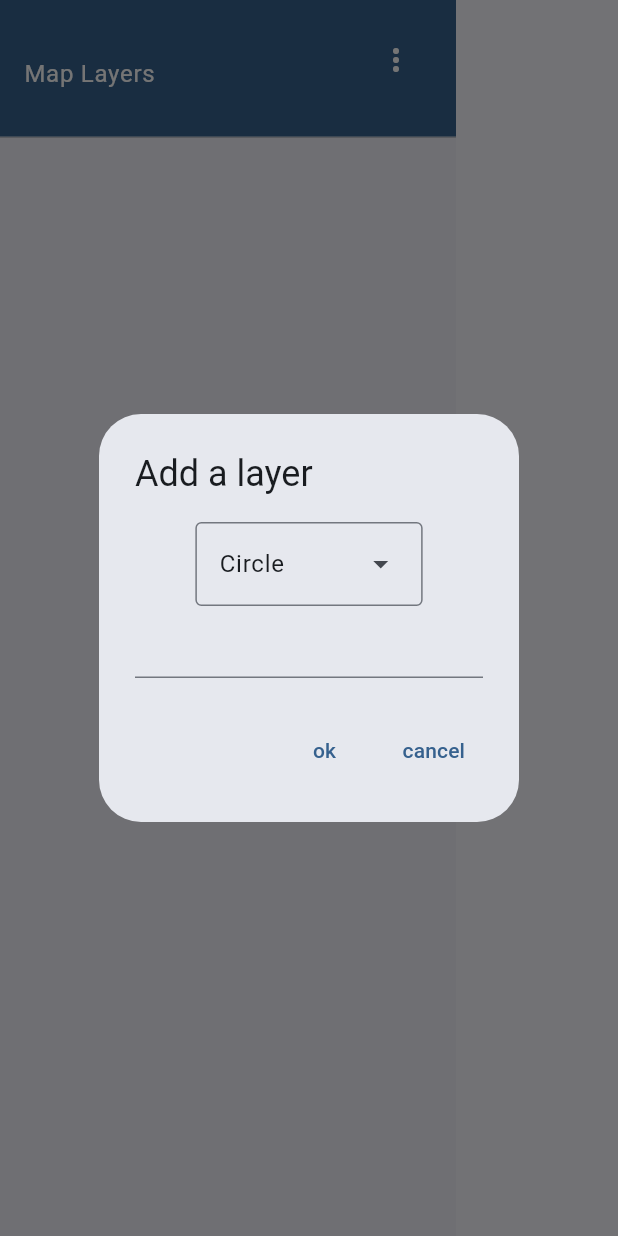
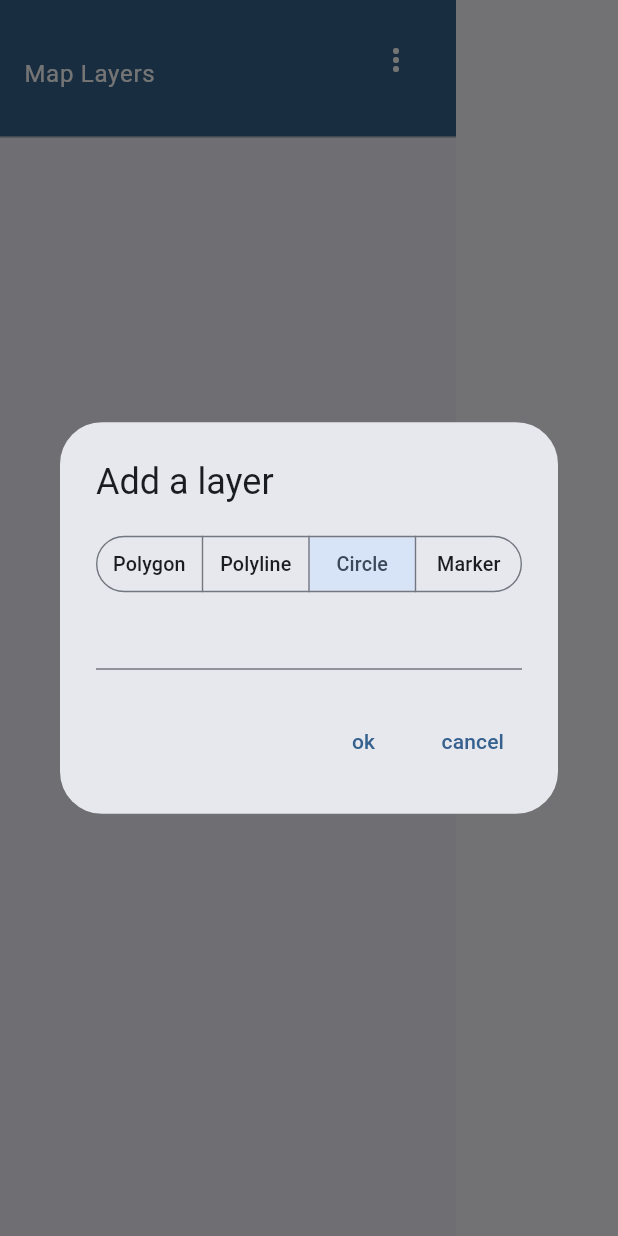
Before and after one commit to Mahdi-Gholami82/GeoInk, a Flutter app: the MapDrawer widget shown alone on an empty page, opened directly, after a tap on the "more vert" icon, after a tap on "New Layer", on a phone screen of 412 x 824 dp. Run offline on Flutter 3.47's test engine with Material 3 defaults, Android fonts, the phone set to English and light mode, and no system bars; our stand-ins replace file_picker, flutter_colorpicker, flutter_map, flutter_riverpod, flutter_speed_dial, latlong2 and 2 more; missing offline and left inert: flutter_map_math, geojson_vi, unique_list, window_manager; generated files the repository leaves out were written again; statements that could not run were skipped.

Commit message:
new layer modif

```diff
--- a/lib/features/home/widgets/drawer.dart
+++ b/lib/features/home/widgets/drawer.dart
@@ -5,6 +5,7 @@ import 'package:geoink/data/models/flutter_map_entry.dart';
 import 'package:geoink/data/providers/history.dart';
 import 'package:geoink/data/providers/map_tiles.dart';
 import 'package:geoink/features/home/widgets/flutter_map_dropdown_menu.dart';
+import 'package:geoink/features/home/widgets/new_layer_dialogue.dart';
 
 class MapDrawer extends ConsumerStatefulWidget {
   const MapDrawer({super.key});
@@ -104,89 +105,7 @@ class _MapDrawerState extends ConsumerState<MapDrawer> {
                             showDialog(
                               context: context,
                               builder: (context) {
-                                final formKey = GlobalKey<FormState>();
-                                var controller = TextEditingController();
-                                EntryType selectedType = EntryType.circle;
-
-                                void validateAndPop() {
-                                  final bool isValid =
-                                      formKey.currentState?.validate() ?? false;
-                                  if (isValid) {
-                                    setState(() {
-                                      ref
-                                          .read(tileEntriesProvider)
-                                          .addLayer(
-                                            MapLayer(
-                                              name: controller.text,
-                                              entryType: selectedType,
-                                            ),
-                                          );
-                                    });
-                                    Navigator.of(context).pop();
-                                  }
-                                }
-
-                                return AlertDialog(
-                                  title: Text("Add a layer"),
-                                  content: Column(
-                                    mainAxisSize: MainAxisSize.min,
-                                    children: [
-                                      DropdownMenu(
-                                        initialSelection: selectedType,
-                                        dropdownMenuEntries: EntryType.values
-                                            .map(
-                                              (e) => DropdownMenuEntry(
-                                                value: e,
-                                                label: e.name,
-                                              ),
-                                            )
-                                            .toList(),
-                                        onSelected: (value) {
-                                          selectedType = value ?? selectedType;
-                                        },
-                                      ),
-                                      Form(
-                                        key: formKey,
-                                        child: TextFormField(
-                                          controller: controller,
-                                          onFieldSubmitted: (Text) {
-                                            validateAndPop();
-                                          },
-                                          validator: (value) {
-                                            if (value == null ||
-                                                !RegExp(
-                                                  r"^[\w\s]+$",
-                                                ).hasMatch(value.trim())) {
-                                              return "Invalid name";
-                                            } else if (layers.contains(
-                                              MapLayer(
-                                                name: value,
-                                                entryType: selectedType,
-                                              ),
-                                            )) {
-                                              return "Duplicate name";
-                                            }
-                                            return null;
-                                          },
-                                        ),
-                                      ),
-                                    ],
-                                  ),
-                                  actions: [
-                                    TextButton(
-                                      onPressed: () {
-                                        validateAndPop();
-                                      },
-                                      child: Text("ok"),
-                                    ),
-                                    TextButton(
-                                      onPressed: () {
-                                        Navigator.of(context).pop();
-                                      },
-                                      child: Text("cancel"),
-                                    ),
-                                  ],
-                                );
+                                return NewLayerDialogue();
                               },
                             );
                           },
--- /dev/null
+++ b/lib/features/home/widgets/new_layer_dialogue.dart
@@ -0,0 +1,95 @@
+import 'package:flutter/material.dart';
+import 'package:flutter_riverpod/flutter_riverpod.dart';
+import 'package:geoink/data/models/flutter_map_entry.dart';
+import 'package:geoink/data/providers/history.dart';
+import 'package:geoink/data/providers/map_tiles.dart';
+
+class NewLayerDialogue extends ConsumerStatefulWidget {
+  @override
+  ConsumerState<NewLayerDialogue> createState() => _NewLayerDialogueState();
+}
+
+class _NewLayerDialogueState extends ConsumerState<NewLayerDialogue> {
+  final formKey = GlobalKey<FormState>();
+  var controller = TextEditingController();
+  EntryType selectedType = EntryType.circle;
+  late final MapLayerList mapLayerList;
+
+  @override
+  void initState() {
+    super.initState();
+    mapLayerList = ref.read(tileEntriesProvider);
+  }
+
+  void validateAndPop() {
+    final bool isValid = formKey.currentState?.validate() ?? false;
+    if (isValid) {
+      ref
+          .read(historyProvider.notifier)
+          .actionAddLayer(
+            MapLayer(name: controller.text, entryType: selectedType),
+          );
+      Navigator.of(context).pop();
+    }
+  }
+
+  @override
+  Widget build(BuildContext context) {
+    return AlertDialog(
+      title: Text("Add a layer"),
+      content: Column(
+        mainAxisSize: MainAxisSize.min,
+        children: [
+          FittedBox(
+            child: SegmentedButton<EntryType>(
+              showSelectedIcon: false,
+              selected: {selectedType},
+              segments: EntryType.values
+                  .map((e) => ButtonSegment(value: e, label: Text(e.name)))
+                  .toList(),
+              onSelectionChanged: (value) {
+                setState(() {
+                  selectedType = value.first;
+                });
+              },
+            ),
+          ),
+          Form(
+            key: formKey,
+            child: TextFormField(
+              controller: controller,
+              onFieldSubmitted: (Text) {
+                validateAndPop();
+              },
+              validator: (value) {
+                if (value == null ||
+                    !RegExp(r"^[\p{Letter}\s]+$",unicode: true).hasMatch(value.trim())) {
+                  return "Invalid name";
+                } else if (mapLayerList.items.contains(
+                  MapLayer(name: value, entryType: selectedType),
+                )) {
+                  return "Duplicate name";
+                }
+                return null;
+              },
+            ),
+          ),
+        ],
+      ),
+      actions: [
+        TextButton(
+          onPressed: () {
+            validateAndPop();
+          },
+          child: Text("ok"),
+        ),
+        TextButton(
+          onPressed: () {
+            Navigator.of(context).pop();
+          },
+          child: Text("cancel"),
+        ),
+      ],
+    );
+  }
+}
```
Also changed, not shown: lib/data/providers/history.dart (+8 -0 lines).
